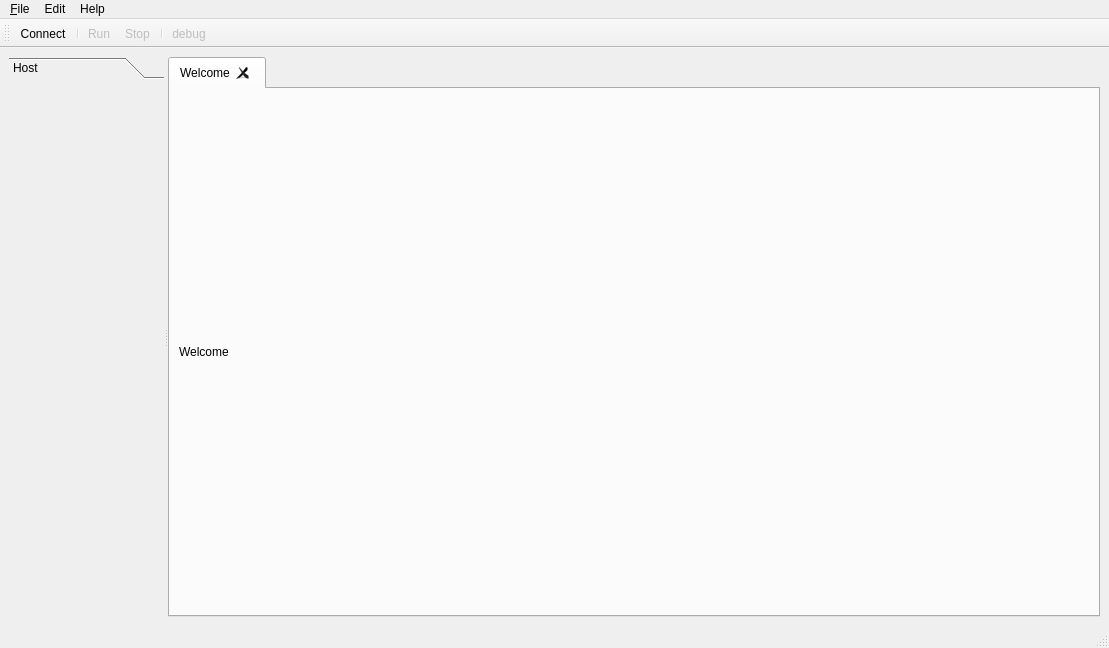
dexter9000/GenieReed, file ui/ui_main_window.ui: the form before one commit.
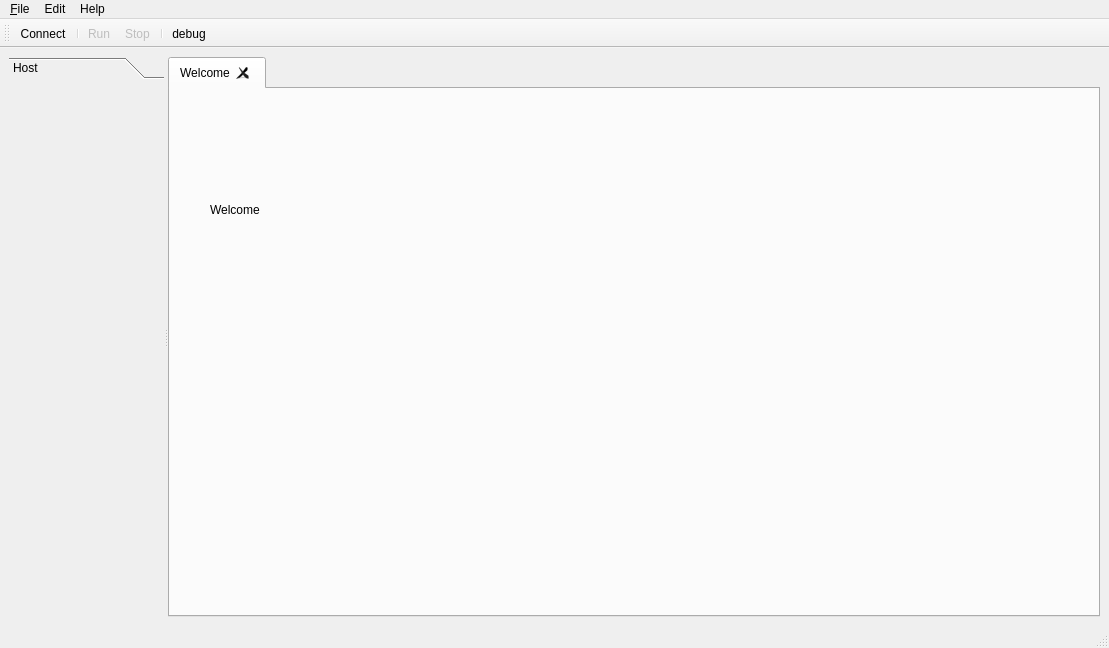
The form after the commit. Icons and pictures are not drawn.

What changed in the file:
```diff
--- a/ui/ui_main_window.ui
+++ b/ui/ui_main_window.ui
@@ -32,7 +32,7 @@
    <property name="cursor">
     <cursorShape>ArrowCursor</cursorShape>
    </property>
-   <layout class="QVBoxLayout" name="verticalLayout">
+   <layout class="QHBoxLayout" name="horizontalLayout_2">
     <item>
      <widget class="QSplitter" name="splitter">
       <property name="sizePolicy">
@@ -107,7 +107,16 @@
         <attribute name="title">
          <string>Welcome</string>
         </attribute>
-        <layout class="QVBoxLayout" name="verticalLayout_8">
+        <widget class="QWidget" name="horizontalLayoutWidget">
+         <property name="geometry">
+          <rect>
+           <x>40</x>
+           <y>40</y>
+           <width>341</width>
+           <height>161</height>
+          </rect>
+         </property>
+         <layout class="QHBoxLayout" name="welcomeLayout">
          <item>
           <widget class="QLabel" name="label">
            <property name="text">
@@ -119,6 +128,7 @@
        </widget>
       </widget>
      </widget>
+     </widget>
     </item>
    </layout>
   </widget>
@@ -212,7 +222,7 @@
   </action>
   <action name="actiondebug">
    <property name="enabled">
-    <bool>false</bool>
+    <bool>true</bool>
    </property>
    <property name="icon">
     <iconset resource="icon_rc.qrc">
```
Left out of the diff: 2 changed lines with no effect on the pictures. Lines whose indentation alone changed are shown as unchanged.
